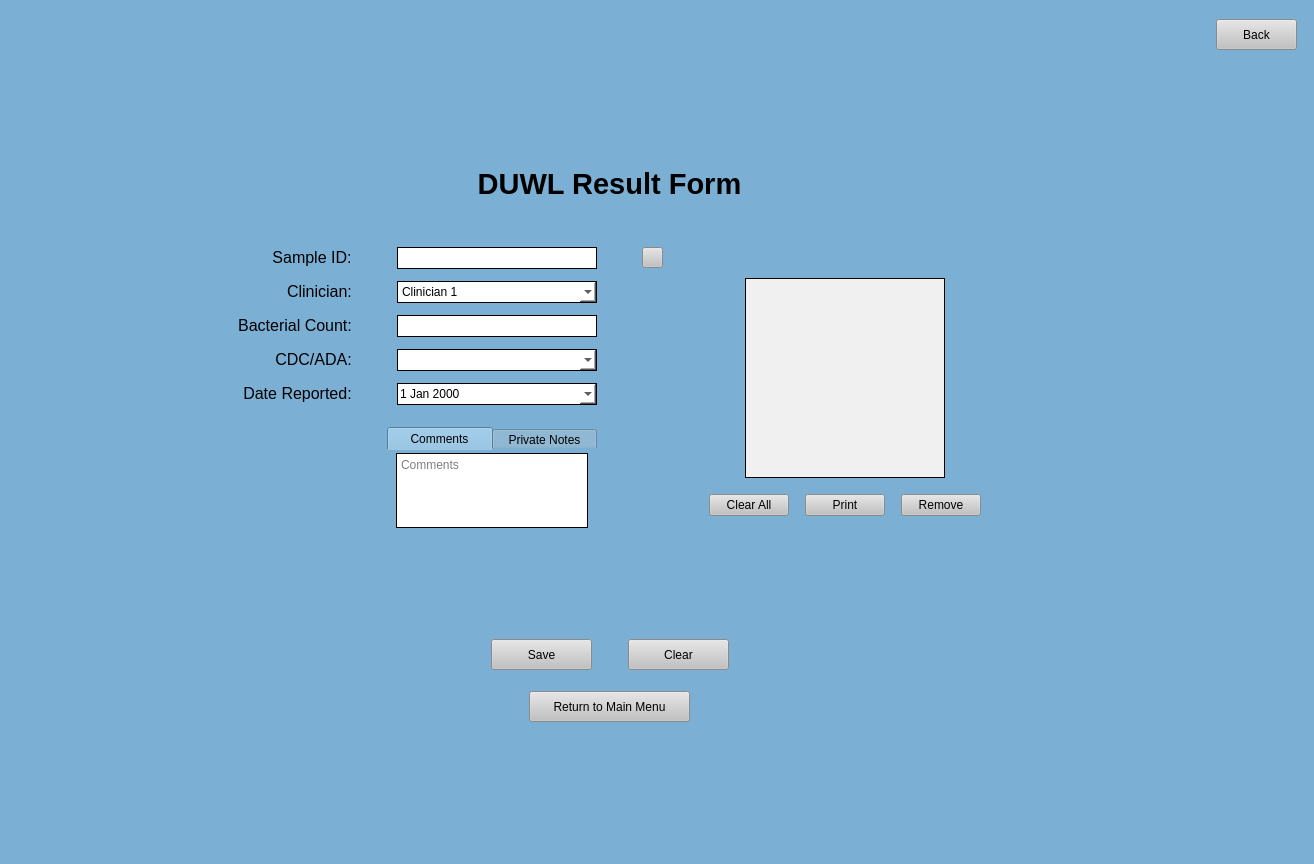
Before: the Qt Designer form UI Screens/COMBdb_DUWL_Result_Form.ui in Kasmanian/COMBDb-oldgen, drawn with Qt 5.
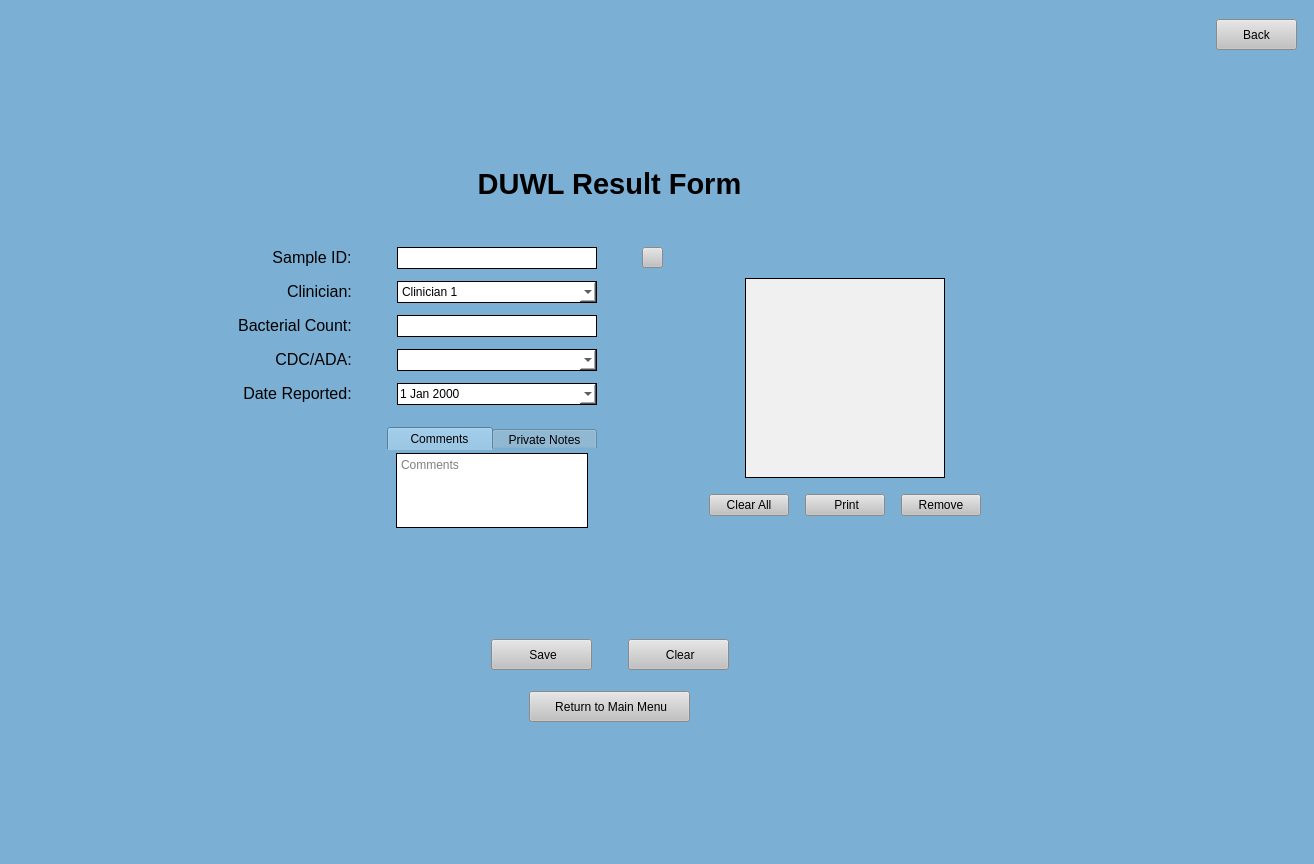
After: the same form once the commit is applied.

Commit message: New icons, working on DUWL Order UI

Diff of the .ui file:
```diff
--- a/UI Screens/COMBdb_DUWL_Result_Form.ui
+++ b/UI Screens/COMBdb_DUWL_Result_Form.ui
@@ -817,7 +817,7 @@
 }</string>
                 </property>
                 <property name="text">
-                 <string>Print</string>
+                 <string> Print</string>
                 </property>
                </widget>
               </item>
@@ -995,7 +995,7 @@
 }</string>
           </property>
           <property name="text">
-           <string>Save</string>
+           <string> Save</string>
           </property>
          </widget>
         </item>
@@ -1052,7 +1052,7 @@
 }</string>
           </property>
           <property name="text">
-           <string>Clear</string>
+           <string> Clear</string>
           </property>
          </widget>
         </item>
@@ -1124,7 +1124,7 @@
 }</string>
         </property>
         <property name="text">
-         <string>Return to Main Menu</string>
+         <string> Return to Main Menu</string>
         </property>
        </widget>
       </item>
```
Left out of the diff: 2 changed lines with no effect on the pictures. The commit also changes 30 other files.
